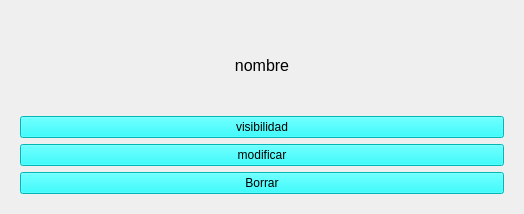
The window that frontend/ListWidget.ui (odevincenti/TC-TP1) describes before a commit, drawn with Qt 5.
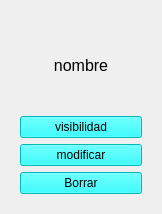
The same window after the commit.

Commit message: borra el text cuando pone los ejes y cuando hay error no pone widget ++

Diff of the .ui file:
```diff
--- a/frontend/ListWidget.ui
+++ b/frontend/ListWidget.ui
@@ -6,7 +6,7 @@
    <rect>
     <x>0</x>
     <y>0</y>
-    <width>524</width>
+    <width>162</width>
     <height>214</height>
    </rect>
   </property>
```
The commit also changes 1 other file.
